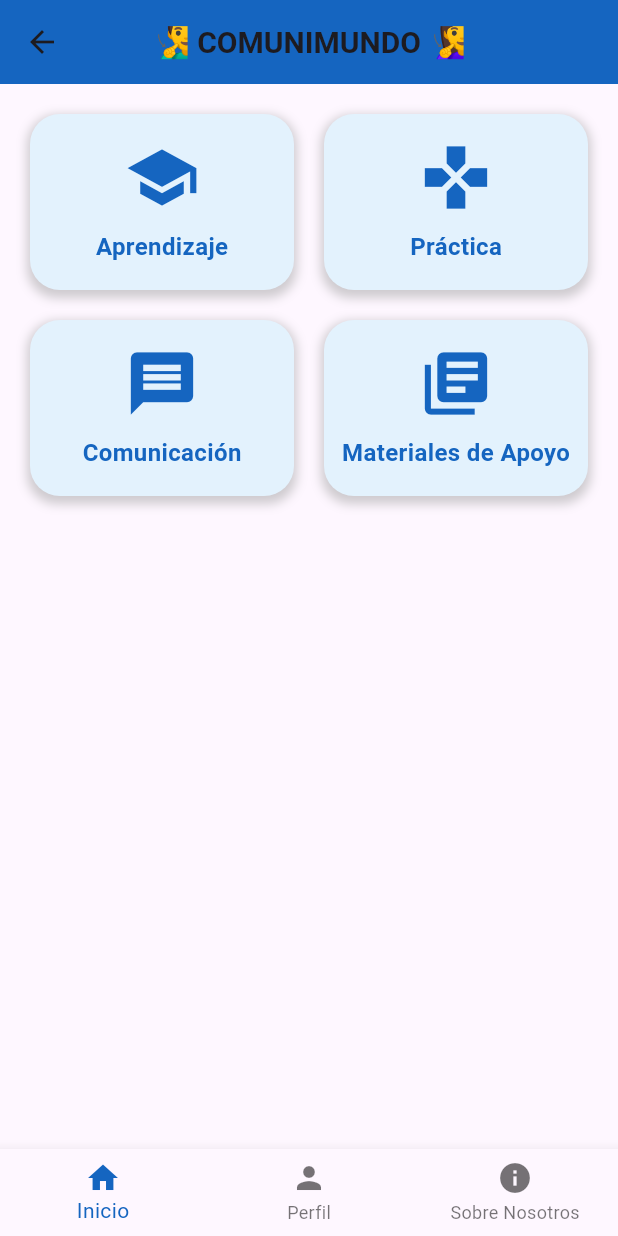
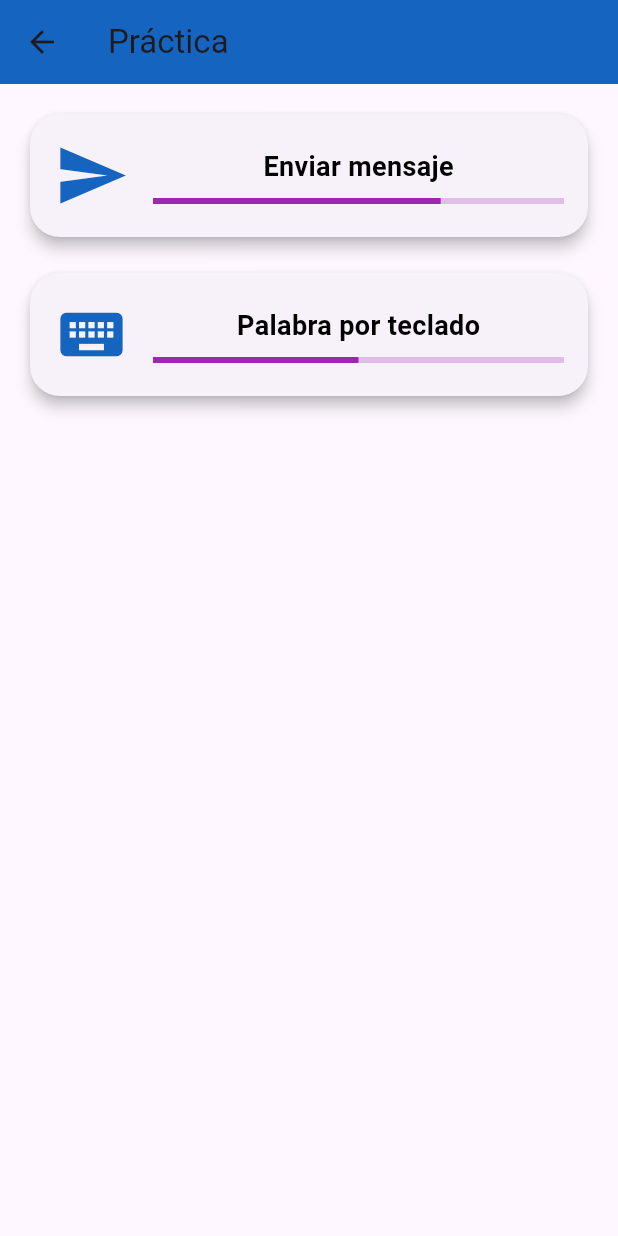
Before and after one commit to BHAndre954/proyecto_flutter_capscone, a Flutter app: the HomeScreen screen opened directly, after a tap on "Práctica", on a phone screen of 412 x 824 dp. Run offline on Flutter 3.47's test engine with Material 3 defaults, Android fonts, the light colour scheme and no system bars; our stand-ins replace carousel_slider, cloud_firestore, firebase_auth, firebase_core, google_sign_in; accounts and stored records are empty.

Commit message:
sexto avance

```diff
--- a/lib/screens/home_screen.dart
+++ b/lib/screens/home_screen.dart
@@ -2,6 +2,7 @@ import 'package:flutter/material.dart';
 import 'package:proyecto_flutter_capscone/screens/profile_page.dart';
 import 'package:proyecto_flutter_capscone/screens/about_us_page.dart';
 import 'package:proyecto_flutter_capscone/screens/learning_screen.dart'; // Importar la nueva pantalla de aprendizaje
+import 'package:proyecto_flutter_capscone/screens/practice_screen.dart'; // Importar la pantalla de práctica
 
 class HomeScreen extends StatefulWidget {
   @override
@@ -58,7 +59,12 @@ class _HomeScreenState extends State<HomeScreen> {
                         break;
                       case 1:
                         // Navegar al módulo de Práctica
-                        print('Módulo de Práctica seleccionado');
+                        Navigator.push(
+                          context,
+                          MaterialPageRoute(
+                            builder: (context) => PracticeScreen(),
+                          ),
+                        );
                         break;
                       case 2:
                         // Navegar al módulo de Comunicación
--- /dev/null
+++ b/lib/screens/practice_screen.dart
@@ -0,0 +1,131 @@
+import 'package:flutter/material.dart';
+import 'package:proyecto_flutter_capscone/screens/message_screen.dart'; // Importa tu MessageScreen
+import 'package:proyecto_flutter_capscone/screens/word_by_keyboard_screen.dart'; // Importa la nueva pantalla para "Palabra por teclado"
+
+class PracticeScreen extends StatelessWidget {
+  @override
+  Widget build(BuildContext context) {
+    return Scaffold(
+      appBar: AppBar(
+        title: const Text('Práctica'),
+        backgroundColor: Colors.blue[800],
+      ),
+      body: Padding(
+        padding: const EdgeInsets.all(16.0),
+        child: Column(
+          children: [
+            // Tarjeta para "Enviar mensaje"
+            GestureDetector(
+              onTap: () {
+                // Navegar a la pantalla MessageScreen cuando se presione el botón
+                Navigator.push(
+                  context,
+                  MaterialPageRoute(builder: (context) => MessageScreen()),
+                );
+              },
+              child: Card(
+                shape: RoundedRectangleBorder(
+                  borderRadius: BorderRadius.circular(20),
+                ),
+                elevation: 4,
+                child: Padding(
+                  padding: const EdgeInsets.all(16.0),
+                  child: Row(
+                    crossAxisAlignment: CrossAxisAlignment.center,
+                    children: [
+                      // Icono o imagen
+                      Icon(
+                        Icons.send, // Icono de "Enviar mensaje"
+                        size: 50,
+                        color: Colors.blue[800],
+                      ),
+                      const SizedBox(width: 16), // Espacio entre el icono y el texto
+                      Expanded(
+                        child: Column(
+                          crossAxisAlignment: CrossAxisAlignment.center,
+                          children: [
+                            Text(
+                              'Enviar mensaje',
+                              style: TextStyle(
+                                fontSize: 18,
+                                fontWeight: FontWeight.bold,
+                                color: Colors.black,
+                              ),
+                            ),
+                            const SizedBox(height: 8),
+                            // Barra de progreso (opcional)
+                            LinearProgressIndicator(
+                              value: 0.7, // Valor arbitrario
+                              backgroundColor: Colors.purple[100],
+                              valueColor: AlwaysStoppedAnimation<Color>(Colors.purple),
+                            ),
+                          ],
+                        ),
+                      ),
+                    ],
+                  ),
+                ),
+              ),
+            ),
+
+            const SizedBox(height: 16), // Espacio entre las tarjetas
+
+            // Nueva tarjeta para "Palabra por teclado"
+            GestureDetector(
+              onTap: () {
+                // Navegar a la pantalla WordByKeyboard cuando se presione el botón
+                Navigator.push(
+                  context,
+                  MaterialPageRoute(builder: (context) => WordByKeyboardScreen()),
+                );
+              },
+              child: Card(
+                shape: RoundedRectangleBorder(
+                  borderRadius: BorderRadius.circular(20),
+                ),
+                elevation: 4,
+                child: Padding(
+                  padding: const EdgeInsets.all(16.0),
+                  child: Row(
+                    crossAxisAlignment: CrossAxisAlignment.center,
+                    children: [
+                      // Icono o imagen
+                      Icon(
+                        Icons.keyboard, // Icono para "Palabra por teclado"
+                        size: 50,
+                        color: Colors.blue[800],
+                      ),
+                      const SizedBox(width: 16), // Espacio entre el icono y el texto
+                      Expanded(
+                        child: Column(
+                          crossAxisAlignment: CrossAxisAlignment.center,
+                          children: [
+                            Text(
+                              'Palabra por teclado',
+                              style: TextStyle(
+                                fontSize: 18,
+                                fontWeight: FontWeight.bold,
+                                color: Colors.black,
+                              ),
+                            ),
+                            const SizedBox(height: 8),
+                            // Barra de progreso (opcional)
+                            LinearProgressIndicator(
+                              value: 0.5, // Valor arbitrario
+                              backgroundColor: Colors.purple[100],
+                              valueColor: AlwaysStoppedAnimation<Color>(Colors.purple),
+                            ),
+                          ],
+                        ),
+                      ),
+                    ],
+                  ),
+                ),
+              ),
+            ),
+          ],
+        ),
+      ),
+    );
+  }
+}
```
Also changed, not shown: lib/screens/greetings_screen.dart (added, +101 -0 lines), lib/screens/learning_screen.dart (+10 -1 lines), lib/screens/message_screen.dart (added, +192 -0 lines), lib/screens/word_by_keyboard_screen.dart (added, +151 -0 lines), pubspec.yaml (+8 -0 lines), assets/enviarmensaje.png (added), 6 other files.
